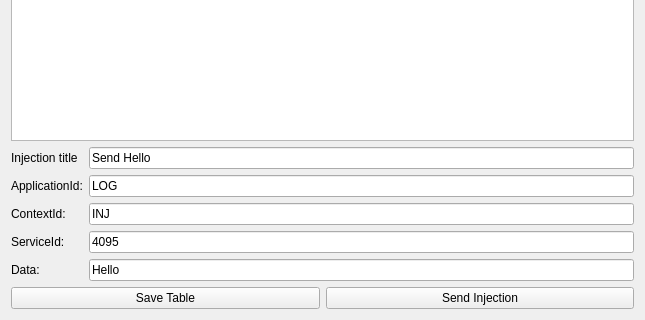
sudomgamal/dlt-viewer, file plugin/injectionsplugin/form.ui: the form before one commit; both pictures show x 0 to 645 and y 329 to 649 of the 645 by 649 pixel window.
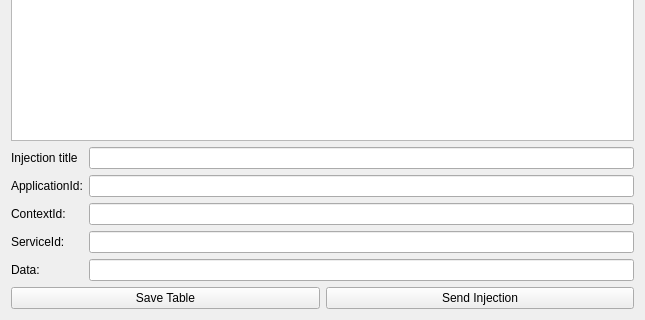
The form after the commit.

Commit message: [injectionsplugin] Empty the text boxes of the injection details

What changed in the file:
```diff
--- a/plugin/injectionsplugin/form.ui
+++ b/plugin/injectionsplugin/form.ui
@@ -27,7 +27,7 @@
    <item row="11" column="2">
     <widget class="QLineEdit" name="lineEditServiceId">
      <property name="text">
-      <string>4095</string>
+      <string/>
      </property>
     </widget>
    </item>
@@ -101,7 +101,7 @@
    <item row="12" column="2">
     <widget class="QLineEdit" name="lineEditData">
      <property name="text">
-      <string>Hello</string>
+      <string/>
      </property>
     </widget>
    </item>
@@ -164,21 +164,21 @@
    <item row="8" column="2">
     <widget class="QLineEdit" name="lineEditInjectionTitle">
      <property name="text">
-      <string>Send Hello</string>
+      <string/>
      </property>
     </widget>
    </item>
    <item row="9" column="2">
     <widget class="QLineEdit" name="lineEditApplicationId">
      <property name="text">
-      <string>LOG</string>
+      <string/>
      </property>
     </widget>
    </item>
    <item row="10" column="2">
     <widget class="QLineEdit" name="lineEditContextId">
      <property name="text">
-      <string>INJ</string>
+      <string/>
      </property>
     </widget>
    </item>
```
